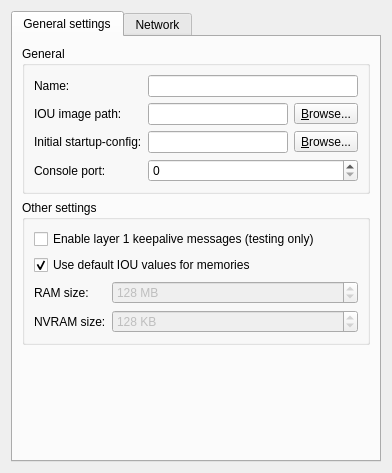
Above: gns3/modules/iou/ui/iou_device_configuration_page.ui from GNS3/gns3-gui before the change. Below: the same form after it.
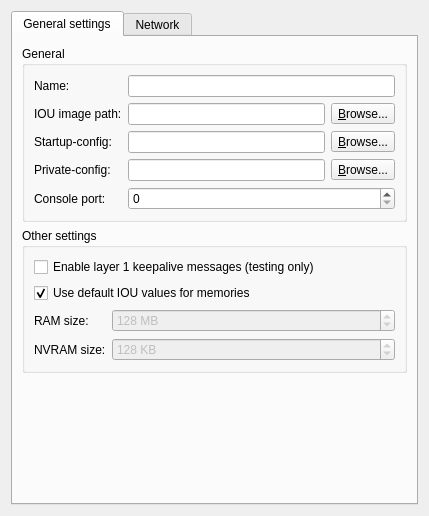
That is the form after the change.

Diff of the .ui file:
```diff
--- a/gns3/modules/iou/ui/iou_device_configuration_page.ui
+++ b/gns3/modules/iou/ui/iou_device_configuration_page.ui
@@ -6,8 +6,8 @@
    <rect>
     <x>0</x>
     <y>0</y>
-    <width>392</width>
-    <height>473</height>
+    <width>429</width>
+    <height>516</height>
    </rect>
   </property>
   <property name="windowTitle">
@@ -70,7 +70,7 @@
           <item row="2" column="0">
            <widget class="QLabel" name="uiInitialConfigLabel">
             <property name="text">
-             <string>Initial startup-config:</string>
+             <string>Startup-config:</string>
             </property>
            </widget>
           </item>
@@ -92,13 +92,37 @@
            </layout>
           </item>
           <item row="3" column="0">
+           <widget class="QLabel" name="uiPrivateConfigLabel">
+            <property name="text">
+             <string>Private-config:</string>
+            </property>
+           </widget>
+          </item>
+          <item row="3" column="1">
+           <layout class="QHBoxLayout" name="horizontalLayout_6">
+            <item>
+             <widget class="QLineEdit" name="uiPrivateConfigLineEdit"/>
+            </item>
+            <item>
+             <widget class="QToolButton" name="uiPrivateConfigToolButton">
+              <property name="text">
+               <string>&amp;Browse...</string>
+              </property>
+              <property name="toolButtonStyle">
+               <enum>Qt::ToolButtonTextOnly</enum>
+              </property>
+             </widget>
+            </item>
+           </layout>
+          </item>
+          <item row="4" column="0">
            <widget class="QLabel" name="uiConsolePortLabel">
             <property name="text">
              <string>Console port:</string>
             </property>
            </widget>
           </item>
-          <item row="3" column="1">
+          <item row="4" column="1">
            <widget class="QSpinBox" name="uiConsolePortSpinBox">
             <property name="maximum">
              <number>65535</number>
```
Left out of the diff: 6 changed lines with no effect on the pictures.
